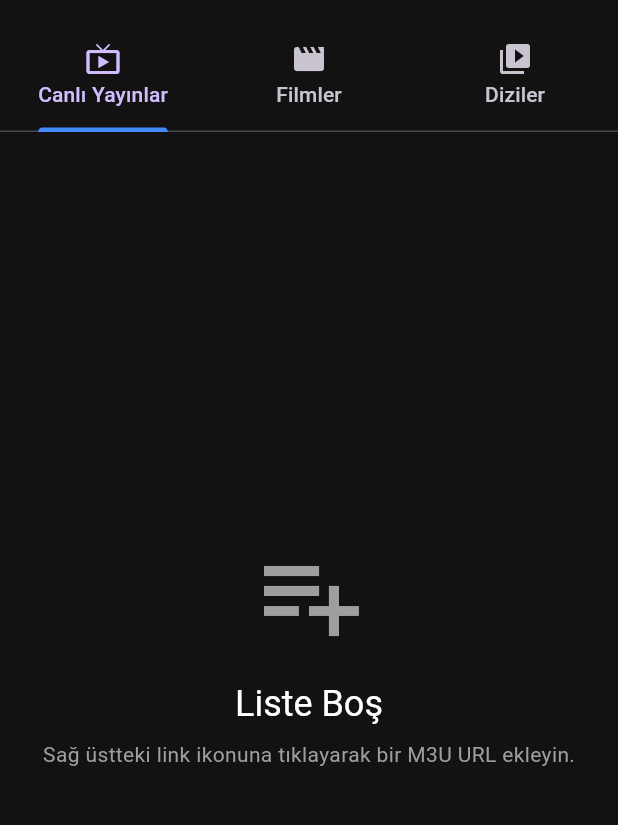
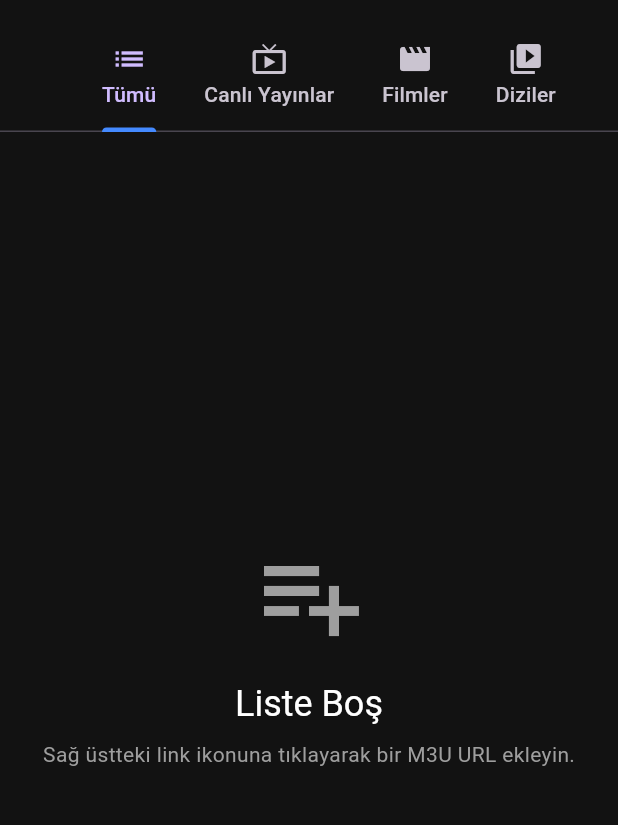
Before and after one commit to kudretakn/M3U-Player, a Flutter app: the screen it shows after launch, on a phone screen of 412 x 824 dp, the part 63-888 px from its top. Run offline on Flutter 3.47's test engine with Material 3 defaults, Android fonts, the light colour scheme and no system bars; our stand-ins replace chewie, video_player, wakelock_plus.

Commit message:
Add All tab and channel count summary

```diff
--- a/lib/screens/channel_list_screen.dart
+++ b/lib/screens/channel_list_screen.dart
@@ -249,14 +249,26 @@ class _ChannelListScreenState extends State<ChannelListScreen> {
   @override
   Widget build(BuildContext context) {
     return DefaultTabController(
-      length: 3,
+      length: 4,
       child: Scaffold(
         appBar: AppBar(
-          title: const Text('M3U Player'),
+          title: Column(
+            crossAxisAlignment: CrossAxisAlignment.start,
+            children: [
+              const Text('M3U Player'),
+              if (allChannels.isNotEmpty)
+                Text(
+                  'Toplam: ${allChannels.length} Kanal',
+                  style: const TextStyle(fontSize: 12, color: Colors.grey),
+                ),
+            ],
+          ),
           backgroundColor: Colors.transparent,
           elevation: 0,
           bottom: const TabBar(
+            isScrollable: true,
             tabs: [
+              Tab(text: 'Tümü', icon: Icon(Icons.list)),
               Tab(text: 'Canlı Yayınlar', icon: Icon(Icons.live_tv)),
               Tab(text: 'Filmler', icon: Icon(Icons.movie)),
               Tab(text: 'Diziler', icon: Icon(Icons.video_library)),
@@ -281,6 +293,7 @@ class _ChannelListScreenState extends State<ChannelListScreen> {
         ),
         body: TabBarView(
           children: [
+            _buildChannelGrid(null), // All channels
             _buildChannelGrid(ChannelCategory.live),
             _buildChannelGrid(ChannelCategory.movie),
             _buildChannelGrid(ChannelCategory.series),
@@ -290,7 +303,7 @@ class _ChannelListScreenState extends State<ChannelListScreen> {
     );
   }
 
-  Widget _buildChannelGrid(ChannelCategory category) {
+  Widget _buildChannelGrid(ChannelCategory? category) {
     if (_isLoading) {
       return const Center(child: CircularProgressIndicator());
     }
@@ -325,8 +338,9 @@ class _ChannelListScreenState extends State<ChannelListScreen> {
       );
     }
 
-    final filteredChannels =
-        allChannels.where((c) => c.category == category).toList();
+    final filteredChannels = category == null
+        ? allChannels
+        : allChannels.where((c) => c.category == category).toList();
 
     if (filteredChannels.isEmpty) {
       if (allChannels.isEmpty) {
```
